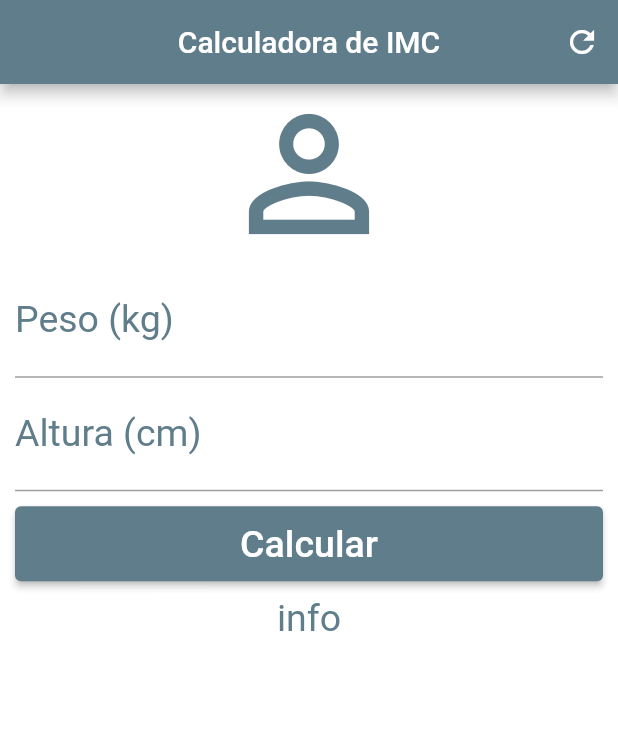
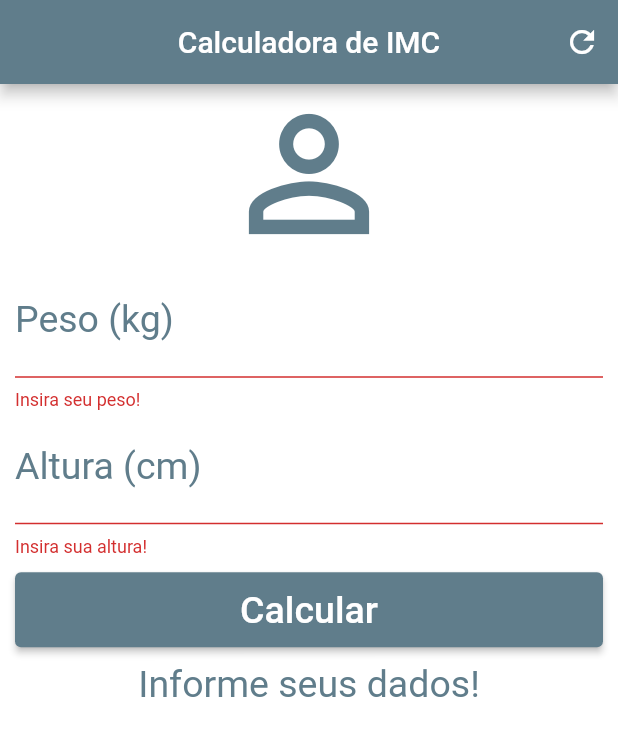
Before and after one commit to Joaopcamposs/flutter-calculoIMC, a Flutter app: the screen it shows after launch, after a tap on "Calcular", on a phone screen of 412 x 824 dp. Shown: the top 736 px of the screen. Run offline on Flutter 3.47's test engine with Material 2 defaults, Android fonts, the phone set to English and light mode, and no system bars.

Commit message:
App finalizado

```diff
--- a/lib/main.dart
+++ b/lib/main.dart
@@ -14,6 +14,45 @@ class Home extends StatefulWidget {
 }
 
 class _HomeState extends State<Home> {
+  TextEditingController weightController = TextEditingController();
+  TextEditingController heightController = TextEditingController();
+
+  GlobalKey<FormState> _formKey = GlobalKey();
+
+  String _infoText = "Informe seus dados!";
+
+  void _resetFields() {
+    setState(() {
+      weightController.text = "";
+      heightController.text = "";
+      _infoText = "Informe seus dados!";
+      _formKey = GlobalKey<FormState>();
+    });
+  }
+
+  void _calculate() {
+    setState(() {
+      double weight = double.parse(weightController.text);
+      double height = double.parse(heightController.text) / 100;
+      double imc = weight / (height * height);
+      print(imc);
+
+      if (imc < 18.6) {
+        _infoText = "Abaixo do peso (${imc.toStringAsPrecision(3)})";
+      } else if (imc >= 18.6 && imc < 24.9) {
+        _infoText = "Peso Ideal (${imc.toStringAsPrecision(3)})";
+      } else if (imc >= 24.9 && imc < 29.9) {
+        _infoText = "Levemente acima do peso (${imc.toStringAsPrecision(3)})";
+      } else if (imc >= 29.9 && imc < 34.9) {
+        _infoText = "Obesidade grau I (${imc.toStringAsPrecision(3)})";
+      } else if (imc >= 34.9 && imc < 39.9) {
+        _infoText = "Obesidade grau II (${imc.toStringAsPrecision(3)})";
+      } else if (imc >= 40) {
+        _infoText = "Obesidade grau III (${imc.toStringAsPrecision(3)})";
+      }
+    });
+  }
+
   @override
   Widget build(BuildContext context) {
     return Scaffold(
@@ -23,7 +62,7 @@ class _HomeState extends State<Home> {
         backgroundColor: Colors.blueGrey,
         actions: [
           IconButton(
-            onPressed: () {},
+            onPressed: _resetFields,
             icon: Icon(Icons.refresh),
           )
         ],
@@ -31,6 +70,8 @@ class _HomeState extends State<Home> {
       backgroundColor: Colors.white,
       body: SingleChildScrollView(
         padding: EdgeInsets.fromLTRB(10, 0, 10, 0),
+        child: Form(
+          key: _formKey,
           child: Column(
             crossAxisAlignment: CrossAxisAlignment.stretch,
             children: [
@@ -39,28 +80,44 @@ class _HomeState extends State<Home> {
                 size: 120,
                 color: Colors.blueGrey,
               ),
-            TextField(
+              TextFormField(
                 keyboardType: TextInputType.number,
                 decoration: InputDecoration(
                     labelText: "Peso (kg)",
                     labelStyle: TextStyle(color: Colors.blueGrey)),
                 textAlign: TextAlign.center,
                 style: TextStyle(color: Colors.blueGrey, fontSize: 25),
+                controller: weightController,
+                validator: (value){
+                  if(value!.isEmpty){
+                    return "Insira seu peso!";
+                  }
+                },
               ),
-            TextField(
+              TextFormField(
                 keyboardType: TextInputType.number,
                 decoration: InputDecoration(
                     labelText: "Altura (cm)",
                     labelStyle: TextStyle(color: Colors.blueGrey)),
                 textAlign: TextAlign.center,
                 style: TextStyle(color: Colors.blueGrey, fontSize: 25),
+                controller: heightController,
+                validator: (value){
+                  if(value!.isEmpty){
+                    return "Insira sua altura!";
+                  }
+                },
               ),
               Padding(
                 padding: EdgeInsets.only(top: 10, bottom: 10),
                 child: Container(
                   height: 50,
                   child: ElevatedButton(
-                  onPressed: () {},
+                    onPressed: (){
+                      if(_formKey.currentState!.validate()){
+                        _calculate();
+                      }
+                    },
                     child: Text(
                       "Calcular",
                       style: TextStyle(color: Colors.white, fontSize: 25),
@@ -72,13 +129,14 @@ class _HomeState extends State<Home> {
                 ),
               ),
               Text(
-              "info",
+                _infoText,
                 textAlign: TextAlign.center,
                 style: TextStyle(color: Colors.blueGrey, fontSize: 25),
               )
             ],
           ),
         ),
+      ),
     );
   }
 }
```
Lines whose indentation alone changed are shown as unchanged.
